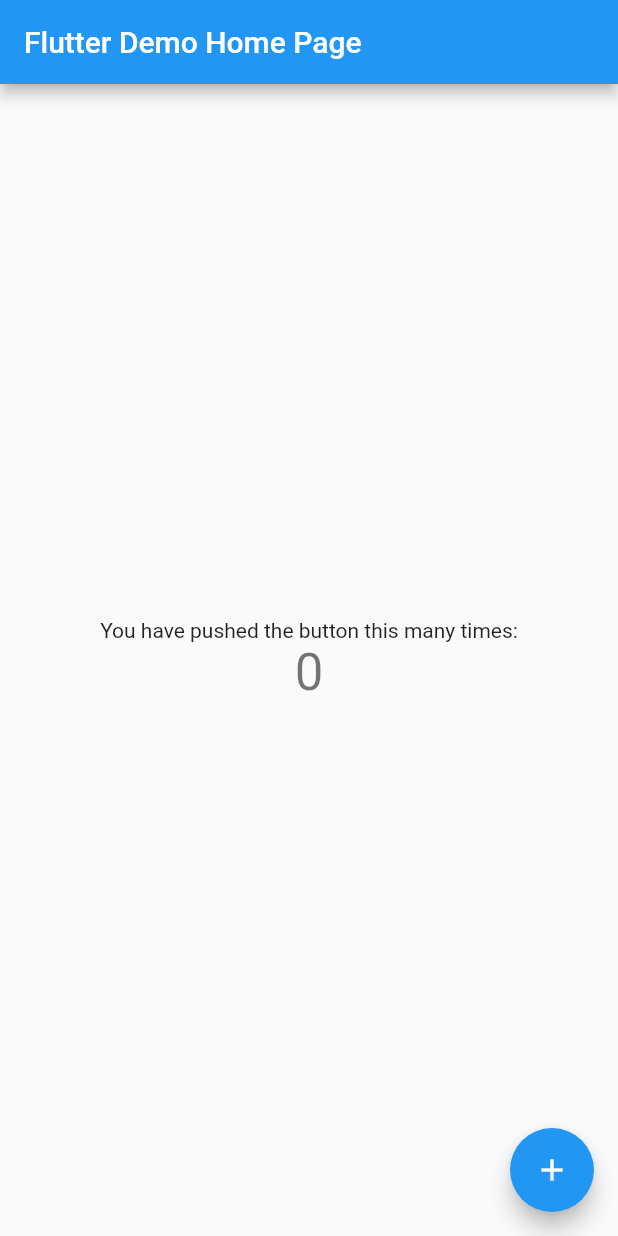
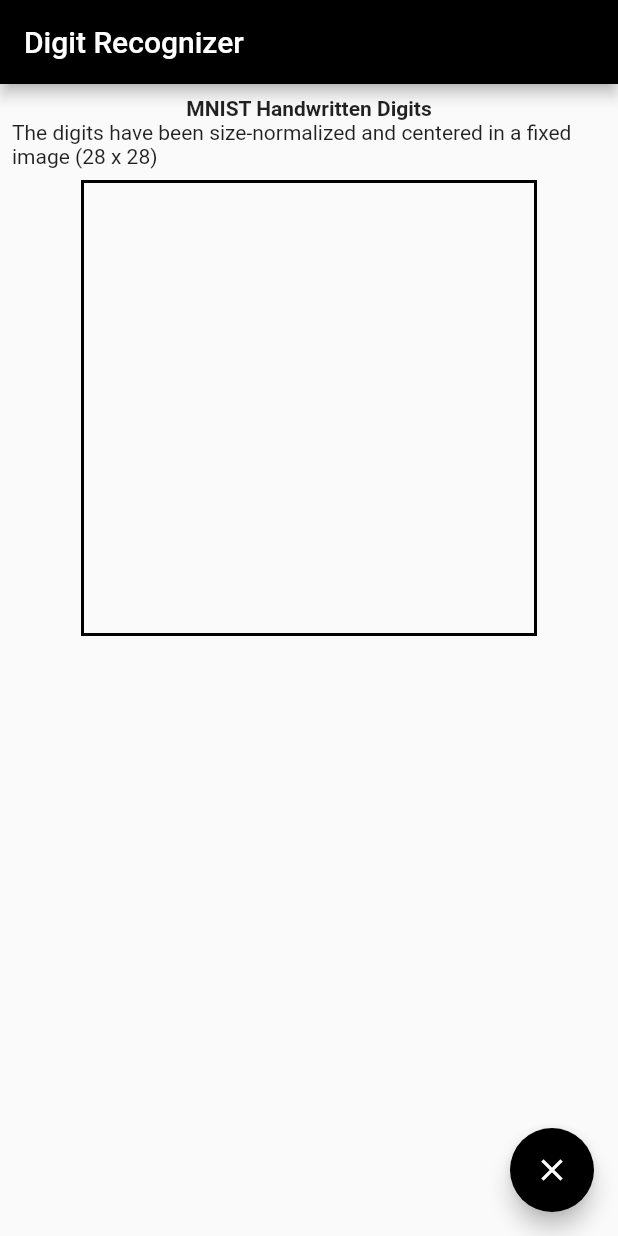
Before and after one commit to shubhamagrawal6/digit_recognizer_flutter, a Flutter app: the screen it shows after launch, on a phone screen of 412 x 824 dp. Run offline on Flutter 3.47's test engine with Material 2 defaults, Android fonts, the phone set to English and light mode, and no system bars; missing offline and left inert: tflite.

Commit message:
recognition functions added

```diff
--- /dev/null
+++ b/lib/constants.dart
@@ -0,0 +1,9 @@
+class Constants {
+  static double canvasSize = 300;
+  static double borderSize = 2;
+
+  static double imageSize = 300;
+  static int mnistImageSize = 28;
+
+  static double strokeWidth = 8;
+}
--- a/lib/main.dart
+++ b/lib/main.dart
@@ -1,3 +1,4 @@
+import 'package:digit_recognizer_flutter/screens/draw_screen.dart';
 import 'package:flutter/material.dart';
 
 void main() {
@@ -10,56 +11,12 @@ class MyApp extends StatelessWidget {
     return MaterialApp(
       title: 'MNIST Digit Recognizer',
       theme: ThemeData(
-        primarySwatch: Colors.blue,
+        appBarTheme: AppBarTheme(color: Colors.black),
+        floatingActionButtonTheme: FloatingActionButtonThemeData(
+          backgroundColor: Colors.black,
+        ),
       ),
-      home: MyHomePage(title: 'Flutter Demo Home Page'),
+      home: DrawScreen(),
     );
   }
 }
-
-class MyHomePage extends StatefulWidget {
-  MyHomePage({Key? key, required this.title}) : super(key: key);
-
-  final String title;
-
-  @override
-  _MyHomePageState createState() => _MyHomePageState();
-}
-
-class _MyHomePageState extends State<MyHomePage> {
-  int _counter = 0;
-
-  void _incrementCounter() {
-    setState(() {
-      _counter++;
-    });
-  }
-
-  @override
-  Widget build(BuildContext context) {
-    return Scaffold(
-      appBar: AppBar(
-        title: Text(widget.title),
-      ),
-      body: Center(
-        child: Column(
-          mainAxisAlignment: MainAxisAlignment.center,
-          children: <Widget>[
-            Text(
-              'You have pushed the button this many times:',
-            ),
-            Text(
-              '$_counter',
-              style: Theme.of(context).textTheme.headline4,
-            ),
-          ],
-        ),
-      ),
-      floatingActionButton: FloatingActionButton(
-        onPressed: _incrementCounter,
-        tooltip: 'Increment',
-        child: Icon(Icons.add),
-      ),
-    );
-  }
-}
--- /dev/null
+++ b/lib/screens/draw_screen.dart
@@ -0,0 +1,95 @@
+import 'package:digit_recognizer_flutter/constants.dart';
+import 'package:digit_recognizer_flutter/screens/drawing_painter.dart';
+import 'package:digit_recognizer_flutter/services/recognizer.dart';
+import 'package:flutter/material.dart';
+
+class DrawScreen extends StatefulWidget {
+  @override
+  _DrawScreenState createState() => _DrawScreenState();
+}
+
+class _DrawScreenState extends State<DrawScreen> {
+  final _recognizer = Recognizer();
+  final List<Offset?> _points = [];
+
+  @override
+  void initState() {
+    super.initState();
+    _initModel();
+  }
+
+  @override
+  Widget build(BuildContext context) {
+    return Scaffold(
+      appBar: AppBar(title: Text("Digit Recognizer")),
+      floatingActionButton: FloatingActionButton(
+        onPressed: () {
+          setState(() {
+            _points.clear();
+          });
+        },
+        child: Icon(Icons.clear),
+      ),
+      body: Container(
+        child: Column(
+          children: [
+            Row(
+              children: [
+                Expanded(
+                  child: Padding(
+                    padding: EdgeInsets.all(8.0),
+                    child: Column(
+                      children: [
+                        Text(
+                          "MNIST Handwritten Digits",
+                          style: TextStyle(fontWeight: FontWeight.bold),
+                        ),
+                        Text(
+                          "The digits have been size-normalized and centered in a fixed image (28 x 28)",
+                        ),
+                      ],
+                    ),
+                  ),
+                ),
+              ],
+            ),
+            Container(
+              width: Constants.canvasSize + Constants.borderSize * 2,
+              height: Constants.canvasSize + Constants.borderSize * 2,
+              decoration: BoxDecoration(
+                border: Border.all(
+                  color: Colors.black,
+                  width: Constants.borderSize,
+                ),
+              ),
+              child: GestureDetector(
+                onPanUpdate: (DragUpdateDetails details) {
+                  Offset _localPostition = details.localPosition;
+                  if (_localPostition.dx >= 0 &&
+                      _localPostition.dx <= Constants.canvasSize &&
+                      _localPostition.dy >= 0 &&
+                      _localPostition.dy <= Constants.canvasSize) {
+                    setState(() {
+                      _points.add(_localPostition);
+                    });
+                  }
+                },
+                onPanEnd: (DragEndDetails details) {
+                  _points.add(null);
+                },
+                child: CustomPaint(
+                  painter: DrawingPainter(points: _points),
+                ),
+              ),
+            )
+          ],
+        ),
+      ),
+    );
+  }
+
+  void _initModel() async {
+    var res = await _recognizer.loadModel();
+    print(res);
+  }
+}
--- /dev/null
+++ b/lib/screens/drawing_painter.dart
@@ -0,0 +1,30 @@
+import 'package:digit_recognizer_flutter/constants.dart';
+import 'package:flutter/material.dart';
+
+class DrawingPainter extends CustomPainter {
+  final List<Offset?> points;
+
+  DrawingPainter({required this.points});
+
+  final Paint _paint = Paint()
+    ..strokeCap = StrokeCap.round
+    ..color = Colors.black
+    ..strokeWidth = Constants.strokeWidth;
+
+  @override
+  void paint(Canvas canvas, Size size) {
+    for (int i = 0; i < points.length - 1; i++) {
+      if (points[i] != null && points[i + 1] != null) {
+        Offset tmp = points[i] as Offset;
+        Offset tmp2 = points[i + 1] as Offset;
+
+        canvas.drawLine(tmp, tmp2, _paint);
+      }
+    }
+  }
+
+  @override
+  bool shouldRepaint(covariant CustomPainter oldDelegate) {
+    return true;
+  }
+}
--- /dev/null
+++ b/lib/services/recognizer.dart
@@ -0,0 +1,82 @@
+import 'dart:typed_data';
+import 'dart:ui';
+import 'package:digit_recognizer_flutter/constants.dart';
+import 'package:flutter/material.dart';
+import 'package:tflite/tflite.dart';
+
+final _canvasCulRect = Rect.fromPoints(
+  Offset(0, 0),
+  Offset(Constants.imageSize, Constants.imageSize),
+);
+
+final _bgPaint = Paint()..color = Colors.black;
+final _whitePaint = Paint()
+  ..color = Colors.white
+  ..strokeCap = StrokeCap.round
+  ..strokeWidth = Constants.strokeWidth;
+
+class Recognizer {
+  Future loadModel() {
+    Tflite.close();
+    return Tflite.loadModel(
+      model: "assets/mnist.tflite",
+      labels: "assets/mnist.txt",
+    );
+  }
+
+  Future recognize({required List<Offset?> points}) async {
+    final picture = _pointsToPicture(points: points);
+    Uint8List bytes = await _imageToByteListUint8(
+      pic: picture,
+      size: Constants.mnistImageSize,
+    );
+    return _predict(bytes: bytes);
+  }
+
+  Future _predict({required Uint8List bytes}) {
+    return Tflite.runModelOnBinary(binary: bytes);
+  }
+
+  Future<Uint8List> _imageToByteListUint8({
+    required Picture pic,
+    required int size,
+  }) async {
+    final img = await pic.toImage(size, size);
+    final imgBytes = await img.toByteData();
+    final resultBytes = Float32List(size * size);
+    final buffer = Float32List.view(resultBytes.buffer);
+
+    int index = 0;
+
+    for (int i = 0; i < imgBytes!.lengthInBytes; i += 4) {
+      final r = imgBytes.getUint8(i);
+      final g = imgBytes.getUint8(i + 1);
+      final b = imgBytes.getUint8(i + 2);
+      buffer[index++] = (r + g + b) / 3.0 / 255.0;
+    }
+
+    return resultBytes.buffer.asUint8List();
+  }
+
+  Picture _pointsToPicture({required List<Offset?> points}) {
+    final recorder = PictureRecorder();
+    final canvas = Canvas(recorder, _canvasCulRect)
+      ..scale(Constants.mnistImageSize / Constants.imageSize);
+
+    canvas.drawRect(
+      Rect.fromLTWH(0, 0, Constants.imageSize, Constants.imageSize),
+      _bgPaint,
+    );
+
+    for (int i = 0; i < points.length - 1; i++) {
+      if (points[i] != null && points[i + 1] != null) {
+        Offset tmp = points[i] as Offset;
+        Offset tmp2 = points[i + 1] as Offset;
+
+        canvas.drawLine(tmp, tmp2, _whitePaint);
+      }
+    }
+
+    return recorder.endRecording();
+  }
+}
--- a/pubspec.yaml
+++ b/pubspec.yaml
@@ -46,9 +46,8 @@ flutter:
   uses-material-design: true
 
   # To add assets to your application, add an assets section, like this:
-  # assets:
-  #   - images/a_dot_burr.jpeg
-  #   - images/a_dot_ham.jpeg
+  assets:
+    - assets/
 
   # An image asset can refer to one or more resolution-specific "variants", see
   # https://flutter.dev/assets-and-images/#resolution-aware.
```
